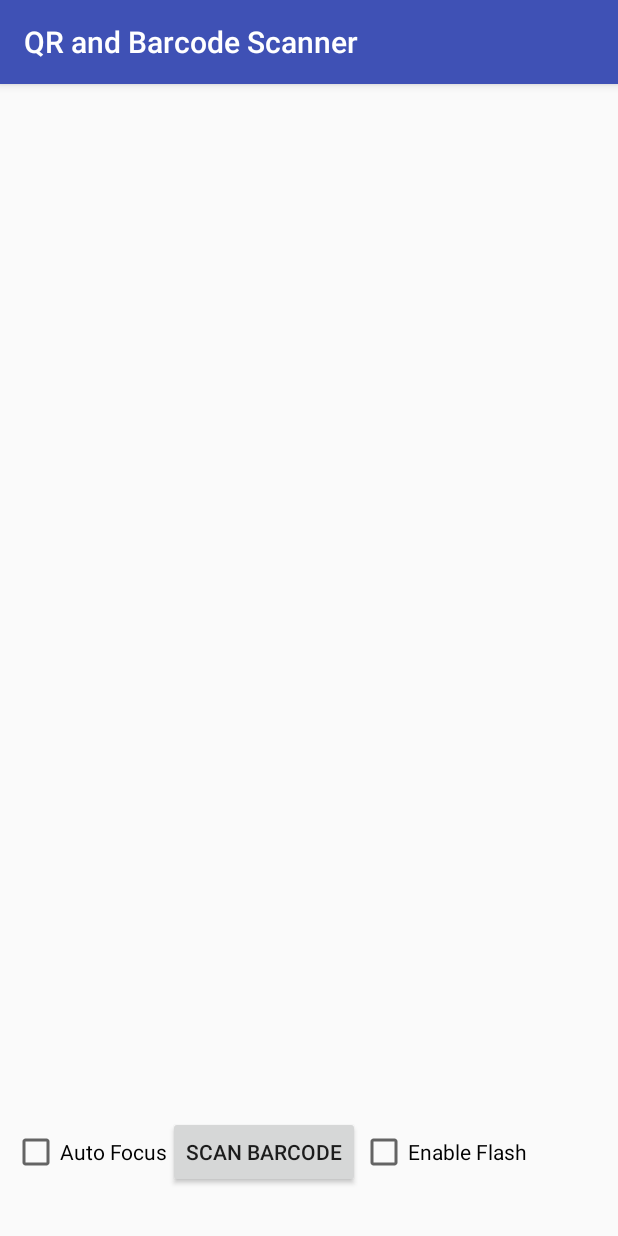
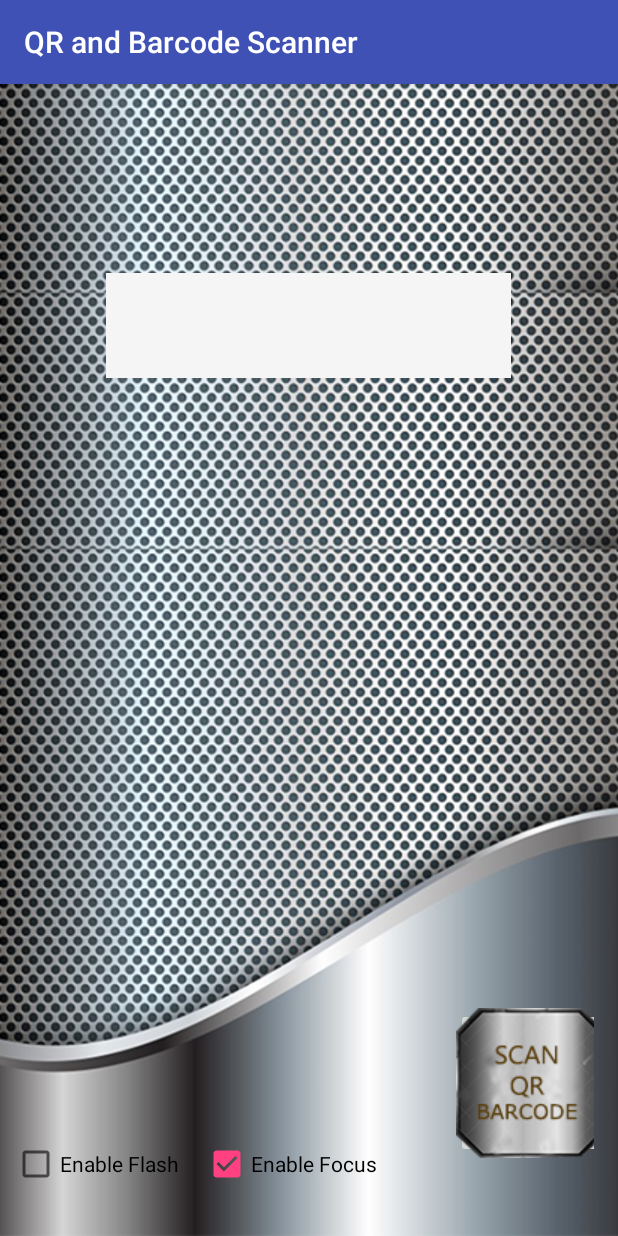
Before and after one commit to shashi693/Barcode, an Android app: the screen it shows after launch (MainActivity), on a phone screen of 412 x 824 dp. Run offline under Robolectric (Android 15) with nearby library versions, the phone set to English and light mode, and no system bars.

Commit message:
layout designed
layout designed

```diff
--- a/BarcodeReader/app/src/main/res/layout/activity_main.xml
+++ b/BarcodeReader/app/src/main/res/layout/activity_main.xml
@@ -7,27 +7,59 @@
     android:paddingRight="@dimen/activity_horizontal_margin"
     android:paddingTop="@dimen/activity_vertical_margin"
     android:paddingBottom="@dimen/activity_vertical_margin"
+    android:background="@drawable/backscan"
     tools:context="com.avenueinfotech.barcodereader.MainActivity">
+
+    <LinearLayout
+        android:layout_marginTop="@dimen/activity_vertical_margin"
+        android:layout_marginLeft="53dp"
+        android:layout_width="wrap_content"
+        android:layout_height="wrap_content"
+        android:layout_centerHorizontal="true"
+        android:background="#F5F5F5">
 
         <TextView
             android:id="@+id/status_message"
             android:layout_width="match_parent"
-        android:layout_height="wrap_content"
+            android:layout_height="match_parent"
             android:layout_alignLeft="@+id/linearLayout3"
             android:layout_alignParentEnd="true"
             android:layout_alignParentRight="true"
             android:layout_alignStart="@+id/linearLayout3"
-        android:padding="@dimen/activity_vertical_margin"
-        android:textAppearance="?android:attr/textAppearanceLarge" />
+            android:textAppearance="?android:attr/textAppearanceLarge"
+            android:textColor="?attr/colorError" />
+
+    </LinearLayout>
+
+    <LinearLayout
+        android:layout_marginTop="110dp"
+        android:layout_marginLeft="50dp"
+        android:layout_width="270dp"
+        android:layout_height="70dp"
+        android:layout_centerHorizontal="true"
+        android:background="#F5F5F5">
 
         <TextView
+            android:id="@+id/barcode_value"
             android:layout_width="wrap_content"
             android:layout_height="wrap_content"
+            android:layout_centerHorizontal="true"
+            android:padding="6dp"
             android:textAppearance="?android:attr/textAppearanceLarge"
-        android:id="@+id/barcode_value"
-        android:layout_centerHorizontal="true"
-        android:layout_marginTop="110dp"
-         />
+
+            android:textColor="@android:color/holo_orange_dark" />
+
+        <!--<TextView-->
+            <!--android:id="@+id/status_message"-->
+            <!--android:layout_width="wrap_content"-->
+            <!--android:layout_height="wrap_content"-->
+            <!--android:textAppearance="?android:attr/textAppearanceLarge"-->
+
+            <!--android:textColor="@android:color/holo_red_dark" />-->
+
+
+
+    </LinearLayout>
 
     <LinearLayout
         android:layout_width="match_parent"
@@ -38,32 +70,55 @@
         android:id="@+id/linearLayout3">
 
 
-        <CheckBox
-            android:id="@+id/auto_focus"
-            android:layout_width="wrap_content"
-            android:layout_height="wrap_content"
-            android:layout_alignParentLeft="true"
-            android:layout_alignParentStart="true"
-            android:checked="false"
-            android:text="@string/auto_focus" />
 
-        <Button
-            android:layout_width="wrap_content"
-            android:layout_height="wrap_content"
-            android:text="@string/read_barcode"
-            android:id="@+id/read_barcode"
-            android:layout_alignParentBottom="true"
-            android:layout_centerHorizontal="true" />
+
+        <!--<Button-->
+            <!--android:layout_width="wrap_content"-->
+            <!--android:layout_height="wrap_content"-->
+            <!--android:text="@string/read_barcode"-->
+            <!--android:id="@+id/read_barcode"-->
+            <!--android:layout_alignParentBottom="true"-->
+            <!--android:layout_centerHorizontal="true" />-->
 
     <CheckBox
         android:layout_width="wrap_content"
         android:layout_height="wrap_content"
         android:text="@string/use_flash"
         android:id="@+id/use_flash"
+        android:layout_alignParentLeft="true"
+        android:layout_alignParentStart="true"
+        android:checked="false" />
+
+        <CheckBox
+            android:layout_marginLeft="@dimen/activity_vertical_margin"
+            android:id="@+id/auto_focus"
+            android:layout_width="wrap_content"
+            android:layout_height="wrap_content"
+            android:layout_alignParentEnd="true"
             android:layout_alignParentRight="true"
-        android:layout_alignParentEnd="true"
-        android:checked="false" />
+            android:checked="true"
+            android:text="@string/auto_focus" />
 
     </LinearLayout>
 
+    <!--<ImageButton-->
+        <!--android:id="@+id/imageButton4"-->
+        <!--android:layout_width="wrap_content"-->
+        <!--android:layout_height="wrap_content"-->
+        <!--android:layout_above="@+id/linearLayout3"-->
+        <!--android:layout_alignLeft="@+id/barcode_value"-->
+        <!--android:layout_alignStart="@+id/barcode_value"-->
+        <!--android:layout_marginBottom="38dp"-->
+        <!--app:srcCompat="@drawable/scanbtnqr" />-->
+
+    <ImageButton
+        android:id="@+id/read_barcode"
+        android:layout_width="100dp"
+        android:layout_height="100dp"
+        android:layout_alignBottom="@+id/linearLayout3"
+        android:layout_alignEnd="@+id/linearLayout3"
+        android:layout_alignRight="@+id/linearLayout3"
+        android:layout_marginBottom="20dp"
+        app:srcCompat="@drawable/scnbtn" />
+
 </RelativeLayout>
--- a/BarcodeReader/app/src/main/res/values/strings.xml
+++ b/BarcodeReader/app/src/main/res/values/strings.xml
@@ -7,7 +7,7 @@
     <string name="title_activity_main">Barcode Reader Sample</string>
     <string name="barcode_header">Click &quot;Read Barcode&quot; to read a barcode</string>
     <string name="read_barcode">Scan Barcode</string>
-    <string name="auto_focus">Auto Focus</string>
+    <string name="auto_focus">Enable Focus</string>
     <string name="use_flash">Enable Flash</string>
     <string name="barcode_success">Barcode successfully scanned</string>
     <string name="barcode_failure">Barcode Invalid</string>
```
Also changed, not shown: BarcodeReader/app/src/main/res/drawable/backscan.png (added), BarcodeReader/app/src/main/res/drawable/scnbtn.png (added). Lines whose indentation alone changed are shown as unchanged.
